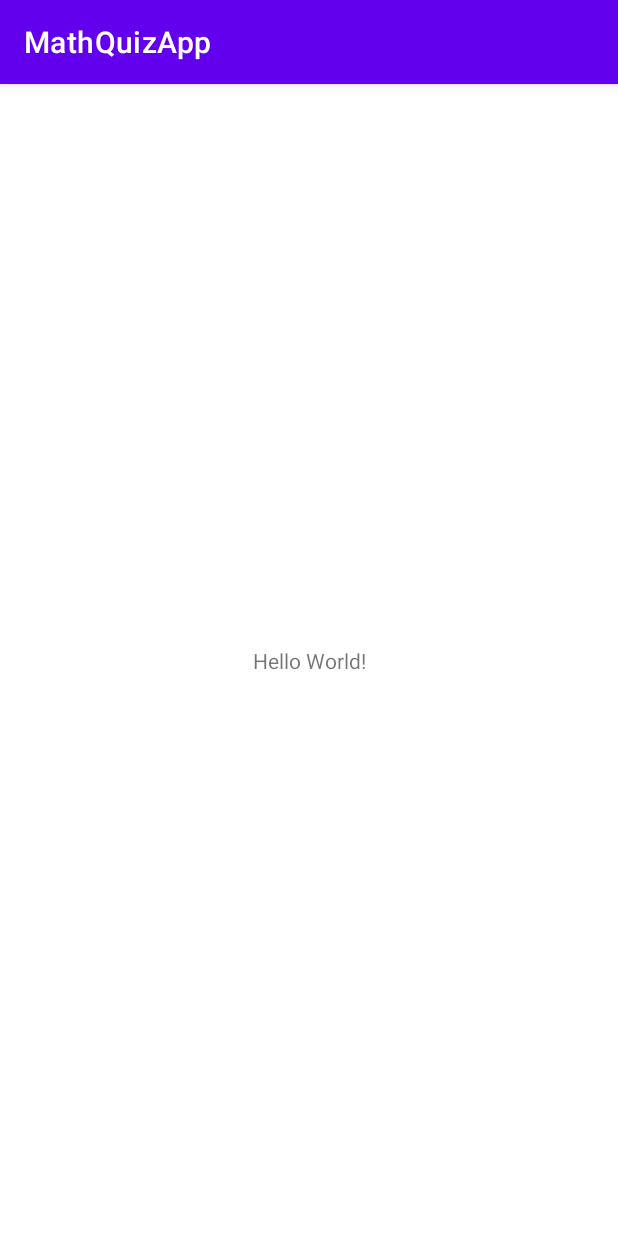
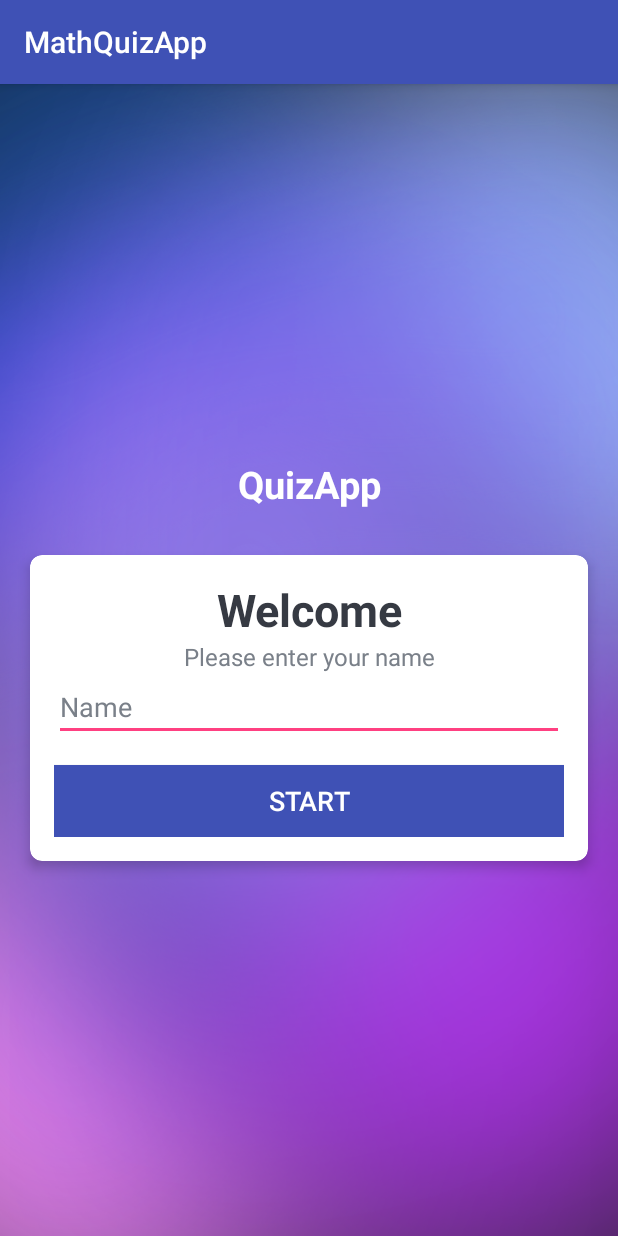
Before and after one commit to OttoMarina/MathQuiz, an Android app: the screen it shows after launch (MainActivity), on a phone screen of 412 x 824 dp. Run offline under Robolectric (Android 15) with nearby library versions, the phone set to English and light mode, and no system bars.

Commit message:
basic login page done

```diff
--- a/app/build.gradle
+++ b/app/build.gradle
@@ -38,6 +38,7 @@ dependencies {
     implementation 'androidx.appcompat:appcompat:1.6.0'
     implementation 'com.google.android.material:material:1.8.0'
     implementation 'androidx.constraintlayout:constraintlayout:2.1.4'
+    implementation 'com.google.android.material:material:1.0.0'
     testImplementation 'junit:junit:4.13.2'
     androidTestImplementation 'androidx.test.ext:junit:1.1.5'
     androidTestImplementation 'androidx.test.espresso:espresso-core:3.5.1'
--- a/app/src/main/AndroidManifest.xml
+++ b/app/src/main/AndroidManifest.xml
@@ -13,6 +13,9 @@
         tools:targetApi="31">
         <activity
             android:name=".MainActivity"
+            android:screenOrientation="portrait"
+            android:theme="@style/NoActionBarTheme"
+            android:windowSoftInputMode="adjustResize"
             android:exported="true">
             <intent-filter>
                 <action android:name="android.intent.action.MAIN" />
--- a/app/src/main/res/layout/activity_main.xml
+++ b/app/src/main/res/layout/activity_main.xml
@@ -1,18 +1,74 @@
 <?xml version="1.0" encoding="utf-8"?>
-<androidx.constraintlayout.widget.ConstraintLayout xmlns:android="http://schemas.android.com/apk/res/android"
+<LinearLayout xmlns:android="http://schemas.android.com/apk/res/android"
     xmlns:app="http://schemas.android.com/apk/res-auto"
     xmlns:tools="http://schemas.android.com/tools"
     android:layout_width="match_parent"
     android:layout_height="match_parent"
+    android:gravity="center"
+    android:background="@drawable/colorful_bg"
+    android:orientation="vertical"
     tools:context=".MainActivity">
+    <TextView
+        android:id = "@+id/tv_app_name"
+        android:layout_width="match_parent"
+        android:layout_height="wrap_content"
+        android:text="QuizApp"
+        android:layout_marginBottom="30dp"
+        android:textSize="25sp"
+        android:textStyle="bold"
+        android:textColor="@android:color/white"
+        android:gravity="center"
+        />
+    <androidx.cardview.widget.CardView
+        android:layout_width="match_parent"
+        android:layout_height="wrap_content"
+        android:layout_marginStart="20dp"
+        android:layout_marginEnd="20dp"
+        android:background="@android:color/white"
+        app:cardCornerRadius="8dp"
+        app:cardElevation="5dp"
+        >
+        <LinearLayout
+            android:layout_width="match_parent"
+            android:layout_height="wrap_content"
+            android:orientation="vertical"
+            android:padding="16dp">
+            <TextView
+                android:layout_width="match_parent"
+                android:layout_height="wrap_content"
+                android:gravity="center"
+                android:text="Welcome"
+                android:textColor="#363A43"
+                android:textSize="30sp"
+                android:textStyle="bold"
+                />
+            <TextView
+                android:layout_width="match_parent"
+                android:layout_height="wrap_content"
+                android:gravity="center"
+                android:text="Please enter your name"
+                android:textColor="#7A8089"
+                android:textSize="16sp"
+                />
+            <EditText
+                android:layout_width="match_parent"
+                android:layout_height="wrap_content"
+                android:hint="Name"
+                android:textColor="#363A43"
+                android:textColorHint="#7A8089"/>
 
-    <TextView
-        android:layout_width="wrap_content"
-        android:layout_height="wrap_content"
-        android:text="Hello World!"
-        app:layout_constraintBottom_toBottomOf="parent"
-        app:layout_constraintEnd_toEndOf="parent"
-        app:layout_constraintStart_toStartOf="parent"
-        app:layout_constraintTop_toTopOf="parent" />
+            <Button
+                android:id="@+id/btn_start"
+                android:layout_width="match_parent"
+                android:layout_height = "wrap_content"
+                android:layout_marginTop="16dp"
+                android:background="@color/colorPrimary"
+                android:text="Start"
+                android:textSize="18sp"
+                android:textColor="@android:color/white">
 
-</androidx.constraintlayout.widget.ConstraintLayout>
+            </Button>
+
+        </LinearLayout>
+    </androidx.cardview.widget.CardView>
+</LinearLayout>
--- a/app/src/main/res/values/colors.xml
+++ b/app/src/main/res/values/colors.xml
@@ -1,5 +1,9 @@
 <?xml version="1.0" encoding="utf-8"?>
 <resources>
+    <color name="colorPrimary">#3F51B5</color>
+    <color name="colorPrimaryDark">#303F9F</color>
+    <color name="colorAccent">#FF4081</color>
+
     <color name="purple_200">#FFBB86FC</color>
     <color name="purple_500">#FF6200EE</color>
     <color name="purple_700">#FF3700B3</color>
--- /dev/null
+++ b/app/src/main/res/values/styles.xml
@@ -0,0 +1,16 @@
+<?xml version="1.0" encoding="utf-8"?>
+<resources>
+    <!-- Base application theme -->
+    <style name="AppTheme" parent = "Theme.AppCompat.Light.DarkActionBar">
+       <!-- Customize your theme there -->
+        <item name="colorPrimary"> @color/colorPrimary </item>
+        <item name="colorPrimaryDark"> @color/colorPrimaryDark </item>
+        <item name="colorAccent"> @color/colorAccent </item>
+    </style>
+    <style name="NoActionBarTheme" parent = "Theme.AppCompat.Light.DarkActionBar">
+        <item name="colorPrimary"> @color/colorPrimary </item>
+        <item name="colorPrimaryDark"> @color/colorPrimaryDark </item>
+        <item name="colorAccent"> @color/colorAccent </item>
+    </style>
+
+</resources>
```
Also changed, not shown: app/src/main/res/drawable/colorful_bg.png (added).
